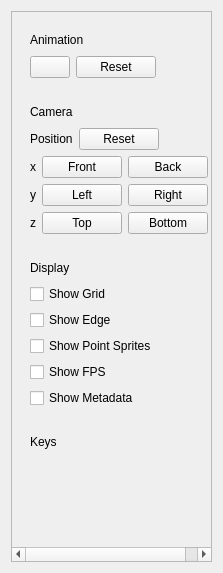
First picture: the form in viewer/sidebarwnd.ui, repository ccseer/f3dviewer, before the edit.
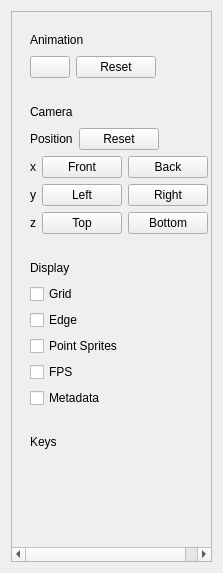
Second picture: the form after the edit.

Commit message: Refactor SidebarWnd: simplify animation button text logic, enhance key mapping structure, and update UI checkbox labels

The edit to the form file:
```diff
--- a/viewer/sidebarwnd.ui
+++ b/viewer/sidebarwnd.ui
@@ -270,7 +270,7 @@
             <item>
              <widget class="QCheckBox" name="checkBox_display_grid">
               <property name="text">
-               <string>Show Grid</string>
+               <string>Grid</string>
               </property>
              </widget>
             </item>
@@ -281,7 +281,7 @@
             <item>
              <widget class="QCheckBox" name="checkBox_display_fps">
               <property name="text">
-               <string>Show FPS</string>
+               <string>FPS</string>
               </property>
              </widget>
             </item>
@@ -292,7 +292,7 @@
             <item>
              <widget class="QCheckBox" name="checkBox_display_metadata">
               <property name="text">
-               <string>Show Metadata</string>
+               <string>Metadata</string>
               </property>
              </widget>
             </item>
@@ -303,7 +303,7 @@
             <item>
              <widget class="QCheckBox" name="checkBox_display_edge">
               <property name="text">
-               <string>Show Edge</string>
+               <string>Edge</string>
               </property>
              </widget>
             </item>
@@ -338,7 +338,7 @@
             <item>
              <widget class="QCheckBox" name="checkBox_display_ponit_sprites">
               <property name="text">
-               <string>Show Point Sprites</string>
+               <string>Point Sprites</string>
               </property>
              </widget>
             </item>
```
The commit also changes 3 other files.
